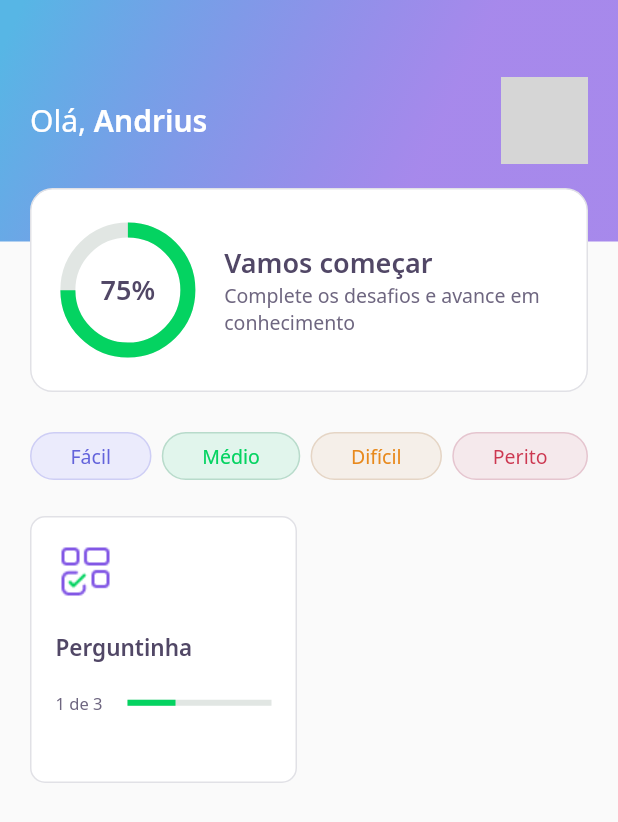
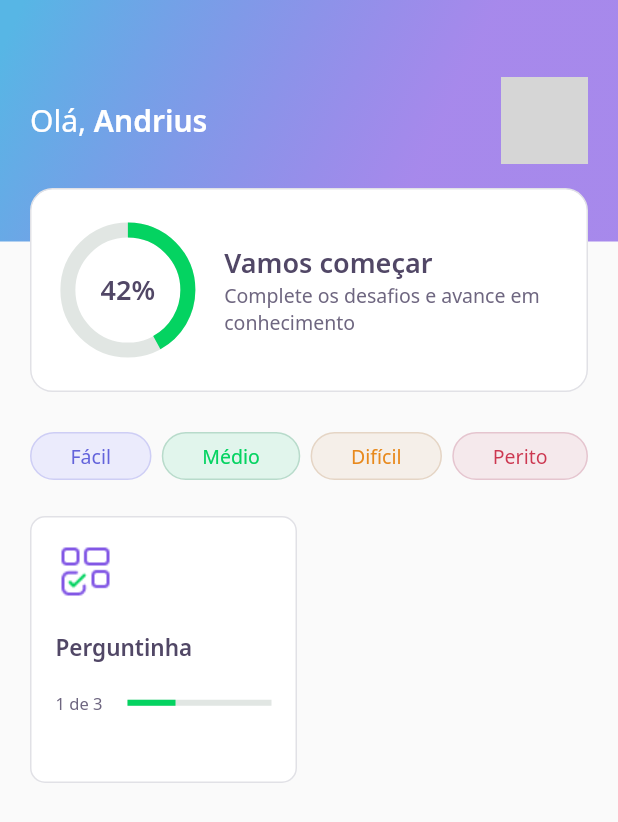
Before and after one commit to andrius111/next-level-week-5, a Flutter app: the HomePage screen opened directly, on a phone screen of 412 x 824 dp. Shown: the top 822 px of the screen. Run offline on Flutter 3.47's test engine with Material 2 defaults, Android fonts, the phone set to English and light mode, and no system bars; our stand-ins replace google_fonts, share_plus; missing offline and left inert: dart:ffi; accounts and stored records are empty; network calls fail; grey boxes are pictures that could not be loaded.

```diff
--- a/lib/challenge/challenge_controller.dart
+++ b/lib/challenge/challenge_controller.dart
@@ -5,4 +5,6 @@ class ChallengeController {
 
   int get currentPage => currentPageNotifier.value;
   set currentPage(int value) => currentPageNotifier.value = value;
+
+  int rightAnswers = 0;
 }
--- a/lib/challenge/widgets/anwser/anwser_widget.dart
+++ b/lib/challenge/widgets/anwser/anwser_widget.dart
@@ -5,7 +5,7 @@ import 'package:flutter/material.dart';
 class AnwserWidget extends StatelessWidget {
   final AnswerModel answer;
   final bool isSelected;
-  final VoidCallback onTap;
+  final ValueChanged<bool> onTap;
   final bool disable;
 
   const AnwserWidget({
@@ -33,7 +33,9 @@ class AnwserWidget extends StatelessWidget {
       child: IgnorePointer(
         ignoring: disable,
         child: GestureDetector(
-          onTap: onTap,
+          onTap: () {
+            onTap(answer.isRight);
+          },
           child: Container(
             padding: EdgeInsets.all(16),
             decoration: BoxDecoration(
--- a/lib/core/app_widget.dart
+++ b/lib/core/app_widget.dart
@@ -1,5 +1,3 @@
-import 'package:DevQuiz/challenge/challenge_page.dart';
-import 'package:DevQuiz/home/home_page.dart';
 import 'package:DevQuiz/splash/splash_page.dart';
 import 'package:flutter/material.dart';
 
@@ -8,7 +6,7 @@ class AppWidget extends StatelessWidget {
   Widget build(BuildContext context) {
     return MaterialApp(
       title: "DevQuiz",
-      home: HomePage(),
+      home: SplashPage(),
     );
   }
 }
--- a/lib/home/home_page.dart
+++ b/lib/home/home_page.dart
@@ -78,6 +78,7 @@ class _HomePageState extends State<HomePage> {
                       MaterialPageRoute(
                         builder: (context) => ChallengePage(
                           questions: e.questions,
+                          title: e.title,
                         ),
                       ),
                     );
--- a/lib/home/widgets/appbar/app_bar_widget.dart
+++ b/lib/home/widgets/appbar/app_bar_widget.dart
@@ -49,7 +49,9 @@ class AppBarWidget extends PreferredSize {
           ),
           Align(
             alignment: Alignment(0.0, 1.2),
-            child: ScoreCardWidget(),
+            child: ScoreCardWidget(
+              percent: user.score/100,
+            ),
           )
         ],
       )
--- a/lib/home/widgets/chart/chart_widget.dart
+++ b/lib/home/widgets/chart/chart_widget.dart
@@ -1,15 +1,50 @@
 import 'package:DevQuiz/core/core.dart';
 import 'package:flutter/material.dart';
 
-class ChartWidget extends StatelessWidget {
-  const ChartWidget({Key? key}) : super(key: key);
+class ChartWidget extends StatefulWidget {
+  final double percent;
+
+  const ChartWidget({
+    Key? key,
+    required this.percent,
+  }) : super(key: key);
+
+  @override
+  _ChartWidgetState createState() => _ChartWidgetState();
+}
+
+class _ChartWidgetState extends State<ChartWidget> with SingleTickerProviderStateMixin {
+  late AnimationController _controller;
+  late Animation<double> _animation;
+
+  void initAnimation() {
+    _controller = AnimationController(
+      vsync: this,
+      duration: Duration(seconds: 3),
+    );
+
+    _animation = Tween<double>(
+      begin: 0.0,
+      end: widget.percent
+    ).animate(_controller);
+
+    _controller.forward();
+  }
+
+  @override
+  void initState() {
+    initAnimation();
+    super.initState();
+  }
 
   @override
   Widget build(BuildContext context) {
     return Container(
       width: 80,
       height: 80,
-      child: Stack(
+      child: AnimatedBuilder(
+        animation: _animation,
+        builder: (context, _) => Stack(
           children: [
             Center(
               child: Container(
@@ -17,15 +52,20 @@ class ChartWidget extends StatelessWidget {
                 height: 80,
                 child: CircularProgressIndicator(
                   strokeWidth: 10,
-                value: 0.75,
+                  value: _animation.value,
                   backgroundColor: AppColors.chartSecondary,
-                valueColor:
-                    AlwaysStoppedAnimation<Color>(AppColors.chartPrimary),
+                  valueColor: AlwaysStoppedAnimation<Color>(AppColors.chartPrimary),
                 ),
               ),
             ),
-          Center(child: Text("75%", style: AppTextStyles.heading))
+            Center(
+              child: Text(
+                "${(_animation.value * 100).toInt()}%",
+                style: AppTextStyles.heading
+              ),
+            ),
           ],
+        ),
       ),
     );
   }
--- a/lib/home/widgets/score_card/score_card_widget.dart
+++ b/lib/home/widgets/score_card/score_card_widget.dart
@@ -3,7 +3,12 @@ import 'package:DevQuiz/core/core.dart';
 import 'package:flutter/material.dart';
 
 class ScoreCardWidget extends StatelessWidget {
-  const ScoreCardWidget({Key? key}) : super(key: key);
+  final double percent;
+
+  const ScoreCardWidget({
+    Key? key,
+    required this.percent,
+  }) : super(key: key);
 
   @override
   Widget build(BuildContext context) {
@@ -21,7 +26,12 @@ class ScoreCardWidget extends StatelessWidget {
           child: Row(
             crossAxisAlignment: CrossAxisAlignment.center,
             children: [
-              Expanded(flex: 1, child: ChartWidget()),
+              Expanded(
+                flex: 1,
+                child: ChartWidget(
+                  percent: percent,
+                )
+              ),
               Expanded(
                 flex: 3,
                 child: Padding(
--- a/lib/splash/splash_page.dart
+++ b/lib/splash/splash_page.dart
@@ -1,10 +1,15 @@
 import 'package:DevQuiz/core/app_gradients.dart';
 import 'package:DevQuiz/core/app_images.dart';
+import 'package:DevQuiz/home/home_page.dart';
 import 'package:flutter/material.dart';
 
 class SplashPage extends StatelessWidget {
   @override
   Widget build(BuildContext context) {
+    Future.delayed(Duration(seconds: 2)).then((_) => Navigator.pushReplacement(
+      context, MaterialPageRoute(builder: (context) => HomePage())
+    ));
+
     return Scaffold(
       body: Container(
         decoration: BoxDecoration(
--- a/pubspec.yaml
+++ b/pubspec.yaml
@@ -10,6 +10,7 @@ dependencies:
     sdk: flutter
   cupertino_icons: ^1.0.2
   google_fonts: ^2.0.0
+  share_plus: ^2.0.1
 
 dev_dependencies:
   flutter_test:
```
Also changed, not shown: lib/challenge/challenge_page.dart (+27 -5 lines), lib/challenge/widgets/next_button/next_button_widget.dart (+10 -0 lines), lib/challenge/widgets/quiz/quiz_widget.dart (+4 -4 lines), lib/result/result_page.dart (added, +102 -0 lines), pubspec.lock, 3 other files. Lines whose indentation alone changed are shown as unchanged.
